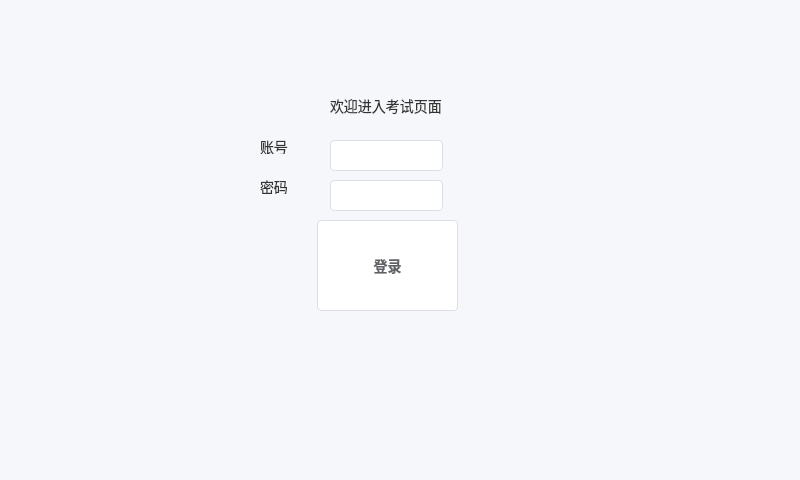
Qt form mainwindow.ui (MatthewVork/project_testing_0302) before a commit.
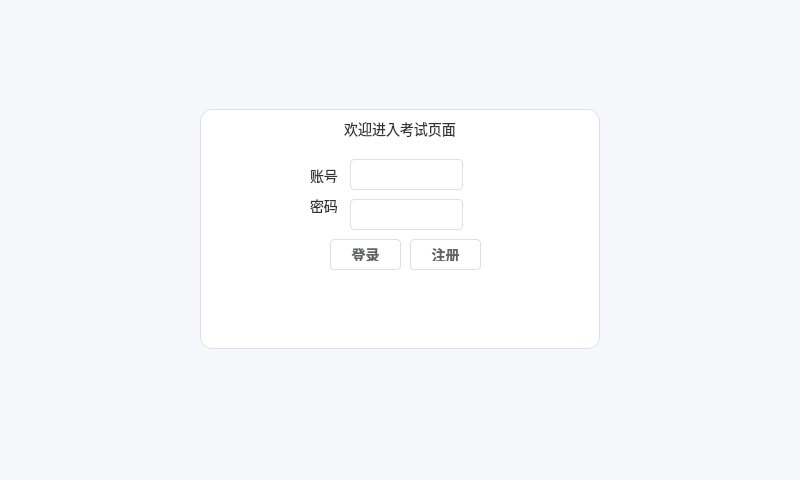
The same form after that commit. Icons and pictures are not drawn.

Commit message: 修改了登录界面UI，同时添加了图片

```diff
--- a/mainwindow.ui
+++ b/mainwindow.ui
@@ -10,6 +10,12 @@
     <height>480</height>
    </rect>
   </property>
+  <property name="sizePolicy">
+   <sizepolicy hsizetype="Fixed" vsizetype="Fixed">
+    <horstretch>0</horstretch>
+    <verstretch>0</verstretch>
+   </sizepolicy>
+  </property>
   <property name="windowTitle">
    <string>考试界面</string>
   </property>
@@ -159,90 +165,213 @@
     background-color: #F5F7FA;
     color: #909399;
     border-color: #E4E7ED;
+}
+
+/* 登录卡片的主体样式 */
+#loginCard {
+    background-color: #FFFFFF;      /* 纯白背景 */
+    border: 1px solid #DCDFE6;      /* 浅灰色边框 */
+    border-radius: 12px;            /* 圆角效果 */
+}
+
+/* 增加悬浮感（可选：鼠标放上去边框变蓝） */
+#loginCard:hover {
+    border: 1px solid #409EFF;
+}
+
+/* 在你的样式表里找到 QLabel 的部分，或者直接给那个标题设置 */
+QLabel {
+    background-color: transparent; /* 设置背景为透明 */
+    border: none;                 /* 确保没有边框线 */
+}
+
+QMainWindow #centralwidget {
+    border-image: url(:/pic/Login_menu.jpg);
 }</string>
   </property>
   <widget class="QWidget" name="centralwidget">
+   <layout class="QGridLayout" name="gridLayout">
+    <item row="1" column="1" rowspan="2">
+     <widget class="QFrame" name="loginCard">
+      <property name="sizePolicy">
+       <sizepolicy hsizetype="Fixed" vsizetype="Fixed">
+        <horstretch>0</horstretch>
+        <verstretch>0</verstretch>
+       </sizepolicy>
+      </property>
+      <property name="minimumSize">
+       <size>
+        <width>400</width>
+        <height>240</height>
+       </size>
+      </property>
+      <property name="frameShape">
+       <enum>QFrame::Shape::StyledPanel</enum>
+      </property>
+      <property name="frameShadow">
+       <enum>QFrame::Shadow::Raised</enum>
+      </property>
+      <widget class="QLabel" name="Password">
+       <property name="geometry">
+        <rect>
+         <x>110</x>
+         <y>90</y>
+         <width>49</width>
+         <height>14</height>
+        </rect>
+       </property>
+       <property name="text">
+        <string>密码</string>
+       </property>
+      </widget>
+      <widget class="QLabel" name="Username">
+       <property name="geometry">
+        <rect>
+         <x>110</x>
+         <y>60</y>
+         <width>49</width>
+         <height>14</height>
+        </rect>
+       </property>
+       <property name="text">
+        <string>账号</string>
+       </property>
+      </widget>
+      <widget class="QLineEdit" name="lineEdit">
+       <property name="geometry">
+        <rect>
+         <x>150</x>
+         <y>50</y>
+         <width>113</width>
+         <height>31</height>
+        </rect>
+       </property>
+      </widget>
+      <widget class="QLineEdit" name="lineEdit_2">
+       <property name="geometry">
+        <rect>
+         <x>150</x>
+         <y>90</y>
+         <width>113</width>
+         <height>31</height>
+        </rect>
+       </property>
+       <property name="text">
+        <string/>
+       </property>
+      </widget>
+      <widget class="QPushButton" name="pushButton">
+       <property name="geometry">
+        <rect>
+         <x>130</x>
+         <y>130</y>
+         <width>71</width>
+         <height>31</height>
+        </rect>
+       </property>
+       <property name="text">
+        <string>登录</string>
+       </property>
+      </widget>
    <widget class="QLabel" name="label">
     <property name="geometry">
      <rect>
-      <x>330</x>
-      <y>70</y>
-      <width>151</width>
-      <height>71</height>
-     </rect>
-    </property>
+         <x>100</x>
+         <y>0</y>
+         <width>200</width>
+         <height>40</height>
+        </rect>
+       </property>
+       <property name="sizePolicy">
+        <sizepolicy hsizetype="Preferred" vsizetype="Preferred">
+         <horstretch>0</horstretch>
+         <verstretch>0</verstretch>
+        </sizepolicy>
+       </property>
     <property name="font">
      <font>
       <family>Microsoft YaHei</family>
       <pointsize>-1</pointsize>
      </font>
     </property>
+       <property name="midLineWidth">
+        <number>-1</number>
+       </property>
     <property name="text">
      <string>欢迎进入考试页面</string>
     </property>
-   </widget>
-   <widget class="QLineEdit" name="lineEdit">
-    <property name="geometry">
-     <rect>
-      <x>330</x>
-      <y>140</y>
-      <width>113</width>
-      <height>31</height>
-     </rect>
-    </property>
-   </widget>
-   <widget class="QLineEdit" name="lineEdit_2">
+       <property name="alignment">
+        <set>Qt::AlignmentFlag::AlignCenter</set>
+       </property>
+      </widget>
+      <widget class="QPushButton" name="pushButton_2">
     <property name="geometry">
      <rect>
-      <x>330</x>
-      <y>180</y>
-      <width>113</width>
+         <x>210</x>
+         <y>130</y>
+         <width>71</width>
       <height>31</height>
      </rect>
     </property>
     <property name="text">
-     <string/>
-    </property>
-   </widget>
-   <widget class="QLabel" name="Username">
-    <property name="geometry">
-     <rect>
-      <x>260</x>
-      <y>140</y>
-      <width>49</width>
-      <height>14</height>
-     </rect>
-    </property>
-    <property name="text">
-     <string>账号</string>
-    </property>
-   </widget>
-   <widget class="QLabel" name="Password">
-    <property name="geometry">
-     <rect>
-      <x>260</x>
-      <y>180</y>
-      <width>49</width>
-      <height>14</height>
-     </rect>
-    </property>
-    <property name="text">
-     <string>密码</string>
-    </property>
-   </widget>
-   <widget class="QPushButton" name="pushButton">
-    <property name="geometry">
-     <rect>
-      <x>317</x>
-      <y>220</y>
-      <width>141</width>
-      <height>91</height>
-     </rect>
-    </property>
-    <property name="text">
-     <string>登录</string>
-    </property>
-   </widget>
+        <string>注册</string>
+       </property>
+      </widget>
+     </widget>
+    </item>
+    <item row="1" column="2" rowspan="2">
+     <spacer name="horizontalSpacer_2">
+      <property name="orientation">
+       <enum>Qt::Orientation::Horizontal</enum>
+      </property>
+      <property name="sizeHint" stdset="0">
+       <size>
+        <width>185</width>
+        <height>114</height>
+       </size>
+      </property>
+     </spacer>
+    </item>
+    <item row="3" column="1">
+     <spacer name="verticalSpacer">
+      <property name="orientation">
+       <enum>Qt::Orientation::Vertical</enum>
+      </property>
+      <property name="sizeHint" stdset="0">
+       <size>
+        <width>398</width>
+        <height>80</height>
+       </size>
+      </property>
+     </spacer>
+    </item>
+    <item row="0" column="1">
+     <spacer name="verticalSpacer_2">
+      <property name="orientation">
+       <enum>Qt::Orientation::Vertical</enum>
+      </property>
+      <property name="sizeHint" stdset="0">
+       <size>
+        <width>398</width>
+        <height>81</height>
+       </size>
+      </property>
+     </spacer>
+    </item>
+    <item row="1" column="0" rowspan="2">
+     <spacer name="horizontalSpacer">
+      <property name="orientation">
+       <enum>Qt::Orientation::Horizontal</enum>
+      </property>
+      <property name="sizeHint" stdset="0">
+       <size>
+        <width>185</width>
+        <height>20</height>
+       </size>
+      </property>
+     </spacer>
+    </item>
+   </layout>
   </widget>
   <widget class="QMenuBar" name="menubar">
    <property name="geometry">
```
Lines whose indentation alone changed are shown as unchanged. The commit also changes 27 other files.
